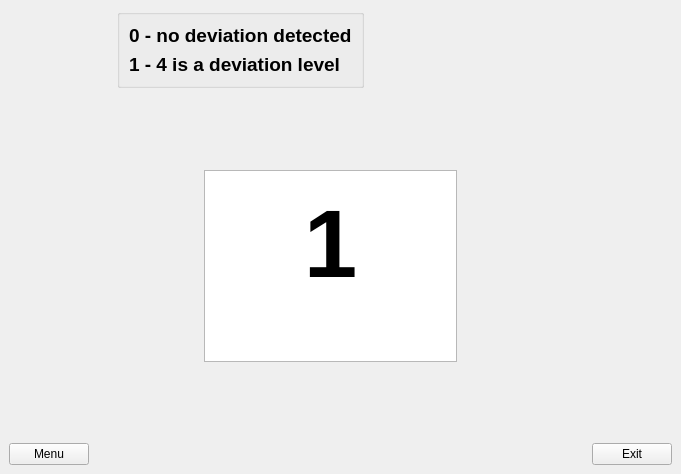
Old version of the form interface/result_window.ui in the repository Graidaris/decision_Tree_SI.
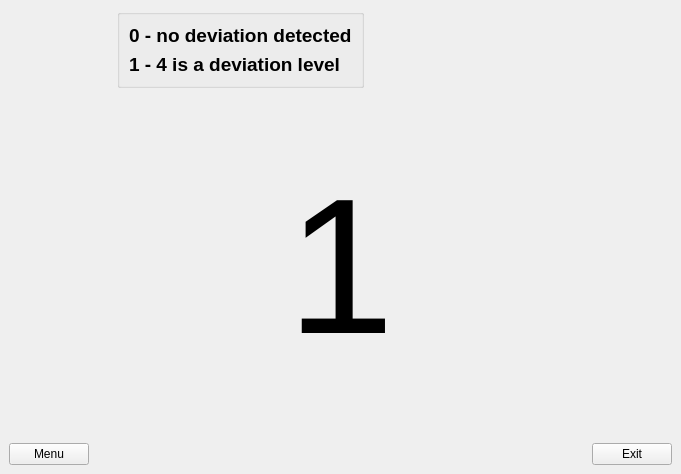
New version of the form.

Patch:
```diff
--- a/interface/result_window.ui
+++ b/interface/result_window.ui
@@ -114,14 +114,14 @@
        </spacer>
       </item>
       <item>
-       <widget class="QTextBrowser" name="textBrowser">
-        <property name="html">
-         <string>&lt;!DOCTYPE HTML PUBLIC &quot;-//W3C//DTD HTML 4.0//EN&quot; &quot;http://www.w3.org/TR/REC-html40/strict.dtd&quot;&gt;
-&lt;html&gt;&lt;head&gt;&lt;meta name=&quot;qrichtext&quot; content=&quot;1&quot; /&gt;&lt;style type=&quot;text/css&quot;&gt;
-p, li { white-space: pre-wrap; }
-&lt;/style&gt;&lt;/head&gt;&lt;body style=&quot; font-family:'Noto Sans'; font-size:10pt; font-weight:400; font-style:normal;&quot;&gt;
-&lt;p align=&quot;center&quot; style=&quot;-qt-paragraph-type:empty; margin-top:0px; margin-bottom:0px; margin-left:0px; margin-right:0px; -qt-block-indent:0; text-indent:0px;&quot;&gt;&lt;br /&gt;&lt;/p&gt;
-&lt;p align=&quot;center&quot; style=&quot; margin-top:0px; margin-bottom:0px; margin-left:0px; margin-right:0px; -qt-block-indent:0; text-indent:0px;&quot;&gt;&lt;span style=&quot; font-size:72pt; font-weight:600;&quot;&gt;1&lt;/span&gt;&lt;/p&gt;&lt;/body&gt;&lt;/html&gt;</string>
+       <widget class="QLabel" name="result_label">
+        <property name="font">
+         <font>
+          <pointsize>145</pointsize>
+         </font>
+        </property>
+        <property name="text">
+         <string>1</string>
         </property>
        </widget>
       </item>
```
Left out of the diff: 1 changed line with no effect on the pictures.
